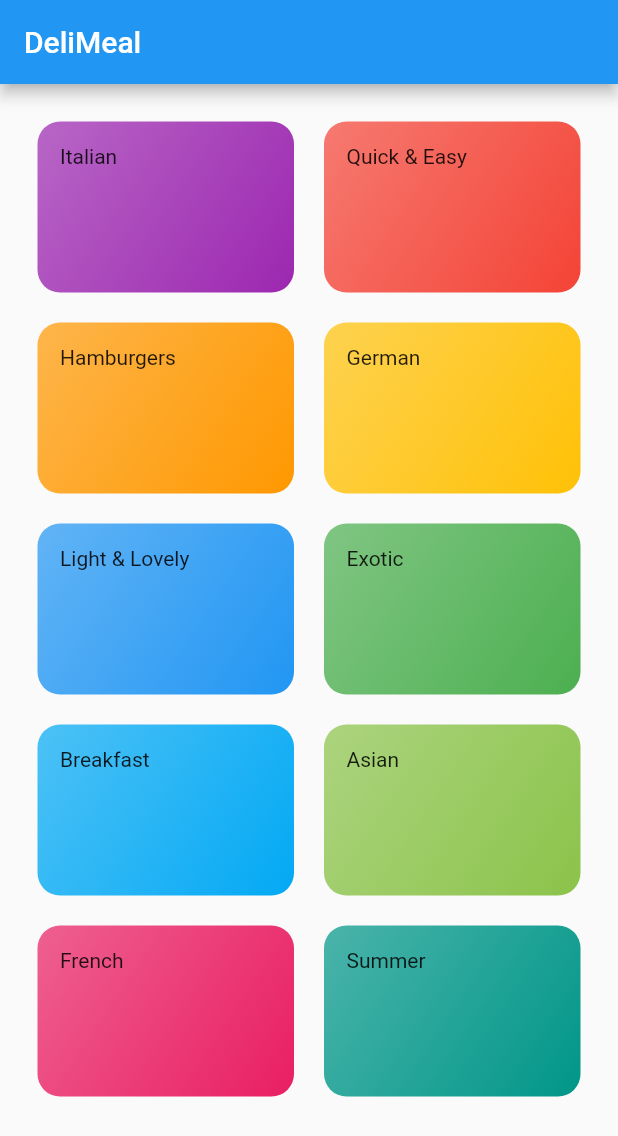
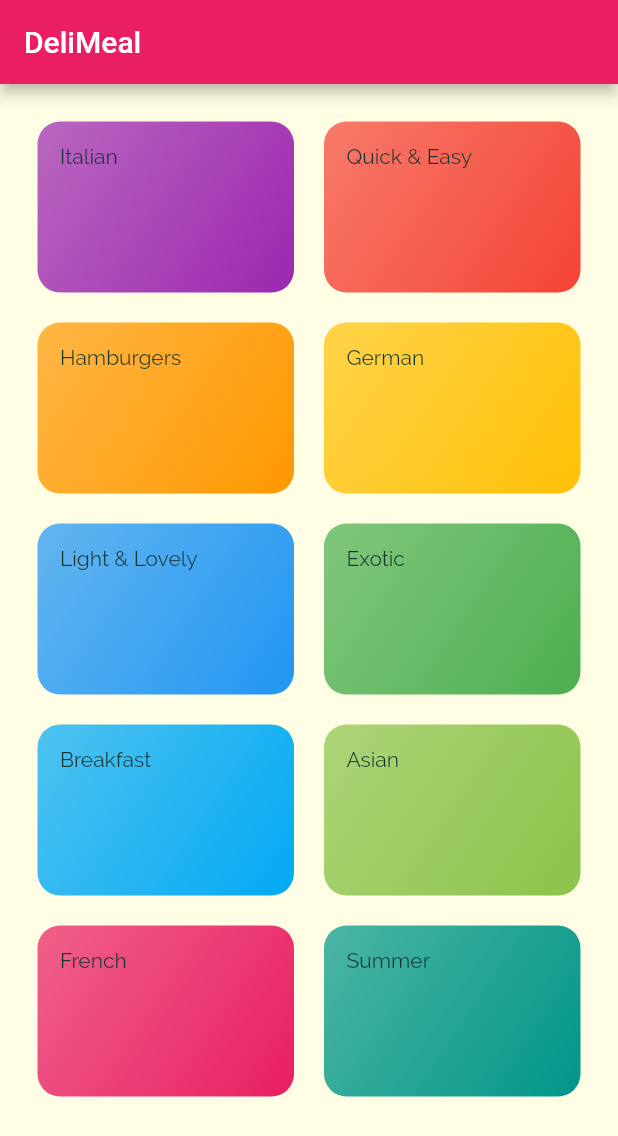
Before and after one commit to Gargoros/Flutter_Meals_App, a Flutter app: the screen it shows after launch, on a phone screen of 412 x 824 dp. Shown: the top 1136 px of the screen. Run offline on Flutter 3.47's test engine with Material 2 defaults, Android fonts, the phone set to English and light mode, and no system bars.

Commit message:
init new colors theme and fonts

```diff
--- a/meals_app/lib/main.dart
+++ b/meals_app/lib/main.dart
@@ -15,8 +15,15 @@ class MyApp extends StatelessWidget {
       debugShowCheckedModeBanner: false,
       title: 'DeliMeals',
       theme: ThemeData(
-        primarySwatch: Colors.blue,
-      ),
+          primarySwatch: Colors.pink,
+          //secondary: Colors.amber,
+          canvasColor: Color.fromRGBO(255, 254, 229, 1),
+          fontFamily: 'Raleway',
+          textTheme: ThemeData.light().textTheme.copyWith(
+              bodyText1: TextStyle(color: Color.fromRGBO(20, 51, 51, 1)),
+              bodyText2: TextStyle(color: Color.fromRGBO(20, 51, 51, 1)),
+              titleMedium:
+                  TextStyle(fontSize: 24, fontFamily: "RobotoCondensed"))),
       home: CategoriesScreen(),
     );
   }
```
